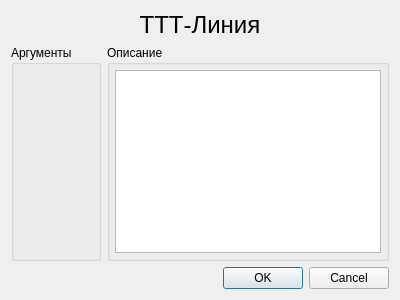
Old version of the form KAMEditor/gui/commands/tttlinedialog.ui in the repository Xtail96/SML.
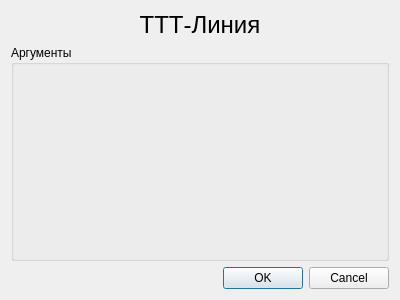
New version of the form.

```diff
--- a/KAMEditor/gui/commands/tttlinedialog.ui
+++ b/KAMEditor/gui/commands/tttlinedialog.ui
@@ -14,41 +14,6 @@
    <string>ТТТ-Линия</string>
   </property>
   <layout class="QGridLayout" name="gridLayout">
-   <item row="1" column="0">
-    <widget class="QGroupBox" name="tttline_groupBox_arguments">
-     <property name="title">
-      <string>Аргументы</string>
-     </property>
-    </widget>
-   </item>
-   <item row="1" column="1">
-    <widget class="QGroupBox" name="ttt_line_groupBox_description">
-     <property name="title">
-      <string>Описание</string>
-     </property>
-     <layout class="QGridLayout" name="gridLayout_2">
-      <property name="leftMargin">
-       <number>5</number>
-      </property>
-      <property name="topMargin">
-       <number>5</number>
-      </property>
-      <property name="rightMargin">
-       <number>5</number>
-      </property>
-      <property name="bottomMargin">
-       <number>5</number>
-      </property>
-      <item row="1" column="0">
-       <widget class="QTextEdit" name="tttline_textEdit_description">
-        <property name="readOnly">
-         <bool>true</bool>
-        </property>
-       </widget>
-      </item>
-     </layout>
-    </widget>
-   </item>
    <item row="0" column="0" colspan="2">
     <widget class="QLabel" name="tttline_label_title">
      <property name="sizePolicy">
@@ -80,6 +45,13 @@
      </property>
     </widget>
    </item>
+   <item row="1" column="0" colspan="2">
+    <widget class="QGroupBox" name="tttline_groupBox_arguments">
+     <property name="title">
+      <string>Аргументы</string>
+     </property>
+    </widget>
+   </item>
   </layout>
  </widget>
  <resources/>
```
Left out of the diff: 6 changed lines with no effect on the pictures.
